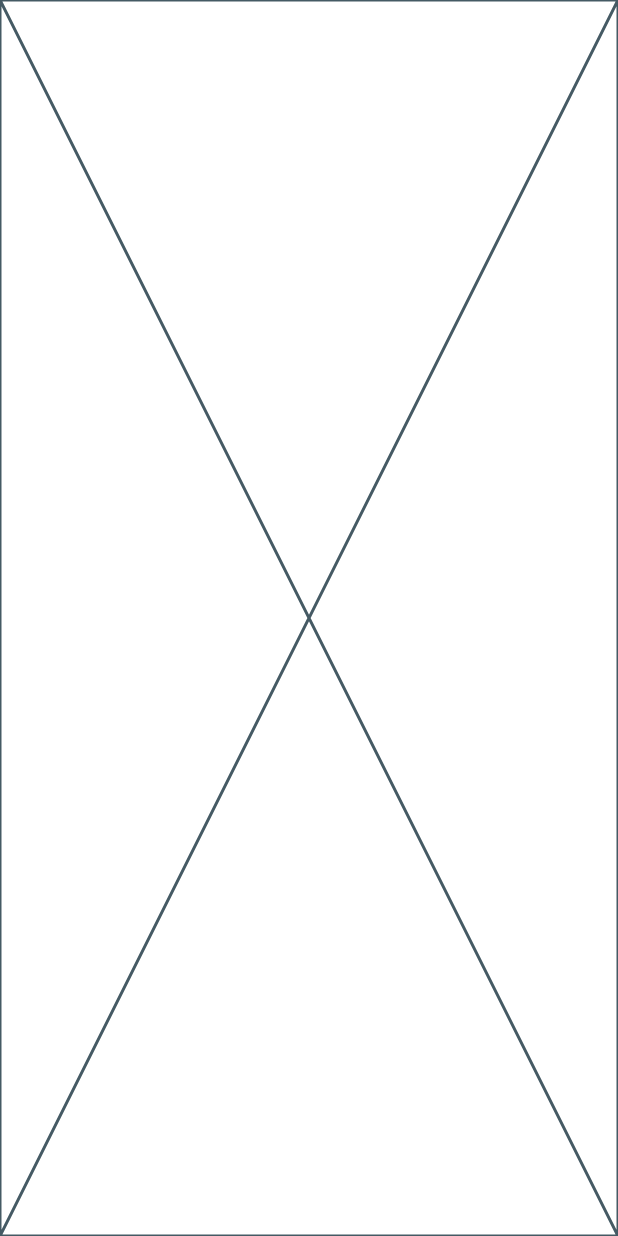
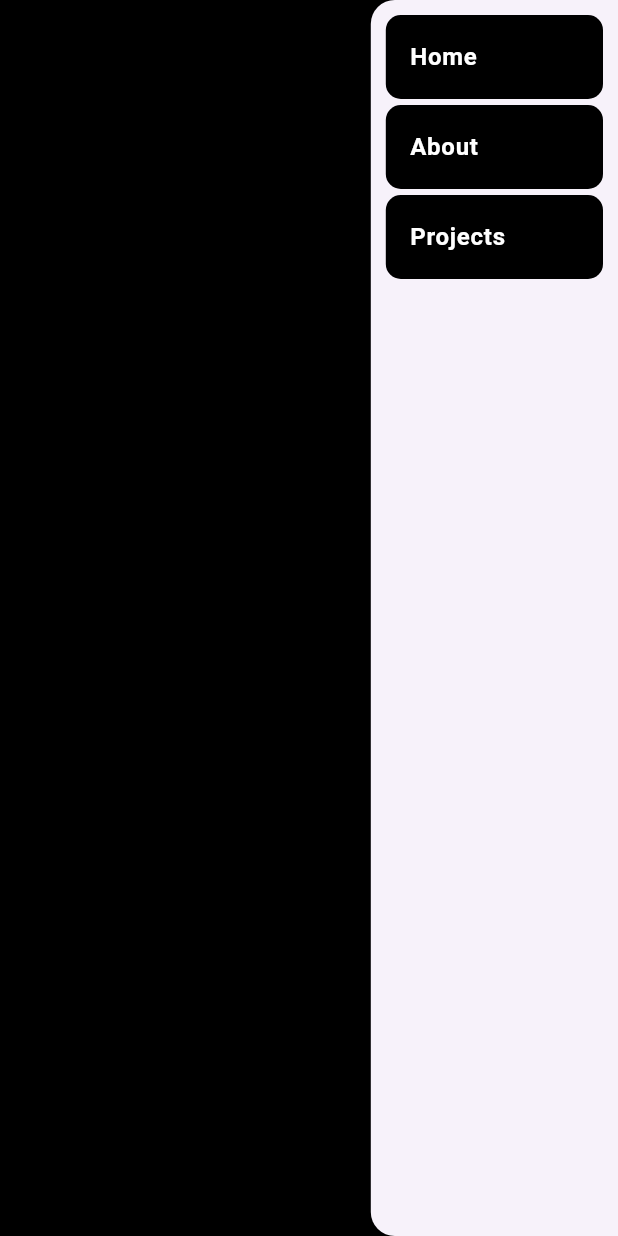
Before and after one commit to MohammedRiswan4400/Flutter-Web-Portfolio, a Flutter app: the screen it shows after launch, with the side drawer open (before the commit the screen has no drawer), on a phone screen of 412 x 824 dp. Run offline on Flutter 3.47's test engine with Material 3 defaults, Android fonts, the light colour scheme and no system bars.

Commit message:
Tab Bar Adedd

```diff
--- a/lib/main.dart
+++ b/lib/main.dart
@@ -11,7 +11,8 @@ class MyApp extends StatelessWidget {
 
   @override
   Widget build(BuildContext context) {
-    return const MaterialApp(
+    return MaterialApp(
+      debugShowCheckedModeBanner: false,
       title: 'Portfolio Web Flutter',
       home: ScreenHome(),
     );
--- a/lib/view/home/screen_home.dart
+++ b/lib/view/home/screen_home.dart
@@ -1,10 +1,215 @@
+import 'dart:developer';
+
 import 'package:flutter/material.dart';
+import 'package:flutter_portfolio_web/view/widgets/app_widgets.dart';
+import 'package:flutter_portfolio_web/view/widgets/content_view.dart';
+import 'package:flutter_portfolio_web/view/widgets/custome_tab_bar_view.dart';
 
-class ScreenHome extends StatelessWidget {
-  const ScreenHome({super.key});
+class ScreenHome extends StatefulWidget {
+  ScreenHome({super.key});
+
+  @override
+  State<ScreenHome> createState() => _ScreenHomeState();
+}
+
+class _ScreenHomeState extends State<ScreenHome>
+    with SingleTickerProviderStateMixin {
+  var scaffoldKey = GlobalKey<ScaffoldState>();
+  TabController? tabController;
+
+  List<ContentView> contentview = [
+    ContentView(
+      tab: const CustomeTab(
+        title: 'Home',
+      ),
+      content: Container(
+        color: Colors.amberAccent,
+        height: 80,
+        width: 80,
+      ),
+    ),
+    ContentView(
+      tab: const CustomeTab(title: 'About'),
+      content: Container(
+        color: const Color.fromARGB(255, 7, 255, 98),
+        height: 80,
+        width: 80,
+      ),
+    ),
+    ContentView(
+      tab: const CustomeTab(title: 'Projects'),
+      content: Container(
+        color: const Color.fromARGB(255, 255, 7, 143),
+        height: 80,
+        width: 80,
+      ),
+    ),
+  ];
+  @override
+  void initState() {
+    tabController = TabController(length: contentview.length, vsync: this);
+    super.initState();
+  }
 
   @override
   Widget build(BuildContext context) {
-    return const Placeholder();
+    final kHeight = MediaQuery.of(context).size.height;
+    final kWidth = MediaQuery.of(context).size.width;
+    final topPadding = kHeight * 0.05;
+    final bottomPadding = kHeight * 0.01;
+    return Scaffold(
+      endDrawer: drawer(),
+      key: scaffoldKey,
+      backgroundColor: Colors.black,
+      body: Padding(
+        padding: EdgeInsets.only(bottom: bottomPadding, top: topPadding),
+        child: LayoutBuilder(
+          builder: (context, constraints) {
+            if (constraints.maxWidth > 715) {
+              return DesktopView(
+                controller: tabController!,
+                tabs: contentview.map((e) => e.tab).toList(),
+                screenHeight: kHeight,
+                children: contentview.map((e) => e.content).toList(),
+              );
+            } else {
+              return mobilePhoneView();
+              // MobilePhoneView(
+              //   screenWidth: kWidth,
+              //   childrenTabs: contentview.map((e) => e.tab).toList(),
+              // );
+            }
+          },
+        ),
+      ),
+    );
+  }
+
+  Widget mobilePhoneView() {
+    final screenWidth = MediaQuery.of(context).size.width;
+    return Padding(
+      padding:
+          EdgeInsets.only(left: screenWidth * 0.05, right: screenWidth * 0.05),
+      child: Container(
+        width: MediaQuery.of(context).size.width,
+        child: Column(
+          mainAxisAlignment: MainAxisAlignment.start,
+          crossAxisAlignment: CrossAxisAlignment.end,
+          children: [
+            IconButton(
+              onPressed: () {
+                log('message');
+                scaffoldKey.currentState?.openEndDrawer();
+              },
+              icon: const Icon(Icons.menu_open_rounded),
+              color: Colors.white,
+            ),
+            // DrawerWidget(children: childrenTabs)
+          ],
+        ),
+      ),
+    );
+  }
+
+  Widget drawer() {
+    return Drawer(
+      width: MediaQuery.of(context).size.width / 2.5,
+      child: Padding(
+        padding: const EdgeInsets.all(8.0),
+        child: ListView(
+          children: contentview
+              .map((e) => Padding(
+                    padding: const EdgeInsets.all(2.0),
+                    child: Container(
+                      decoration: BoxDecoration(
+                          borderRadius: BorderRadius.circular(10),
+                          color: Colors.black),
+                      child: ListTile(
+                        title: Text(
+                          e.tab.title,
+                          style: const TextStyle(
+                            color: Colors.white,
+                            fontSize: 16,
+                            fontWeight: FontWeight.bold,
+                          ),
+                        ),
+                        onTap: () {},
+                      ),
+                    ),
+                  ))
+              .toList(),
+        ),
+      ),
+    );
   }
 }
+
+class MobilePhoneView extends StatelessWidget {
+  const MobilePhoneView({
+    super.key,
+    required this.screenWidth,
+    required this.childrenTabs,
+  });
+  final double screenWidth;
+  final List<Widget> childrenTabs;
+  @override
+  Widget build(BuildContext context) {
+    return Container(
+      width: screenWidth,
+      child: Column(
+        mainAxisAlignment: MainAxisAlignment.start,
+        crossAxisAlignment: CrossAxisAlignment.end,
+        children: [
+          IconButton(
+            onPressed: () {},
+            icon: const Icon(Icons.menu_open_rounded),
+            color: Colors.white,
+          ),
+          // DrawerWidget(children: childrenTabs)
+        ],
+      ),
+    );
+  }
+}
+
+class DesktopView extends StatelessWidget {
+  const DesktopView({
+    super.key,
+    required this.controller,
+    required this.tabs,
+    required this.children,
+    required this.screenHeight,
+  });
+  final TabController controller;
+  final List<Widget> tabs;
+  final List<Widget> children;
+  final double screenHeight;
+  @override
+  Widget build(BuildContext context) {
+    return Column(
+      mainAxisAlignment: MainAxisAlignment.start,
+      crossAxisAlignment: CrossAxisAlignment.end,
+      children: [
+        CostumeTabBarView(tabController: controller, tabs: tabs),
+        Container(
+          color: Colors.amberAccent,
+          height: screenHeight * 0.85,
+          child: TabBarView(controller: controller, children: children),
+        ),
+      ],
+    );
+  }
+}
+
+// class DrawerWidget extends StatelessWidget {
+//   const DrawerWidget({super.key, required this.children});
+//   final List<Widget> children;
+//   @override
+//   Widget build(BuildContext context) {
+//     return Drawer(
+//       child: ListView(
+//         children: childrenTabs,
+//       ),
+//     );
+//   }
+// }
--- /dev/null
+++ b/lib/view/widgets/content_view.dart
@@ -0,0 +1,8 @@
+import 'package:flutter/material.dart';
+import 'package:flutter_portfolio_web/view/widgets/app_widgets.dart';
+
+class ContentView {
+  ContentView({required this.tab, required this.content});
+  final CustomeTab tab;
+  final Widget content;
+}
```
Also changed, not shown: lib/view/widgets/app_widgets.dart (added, +18 -0 lines), lib/view/widgets/custome_tab_bar_view.dart (added, +36 -0 lines).
